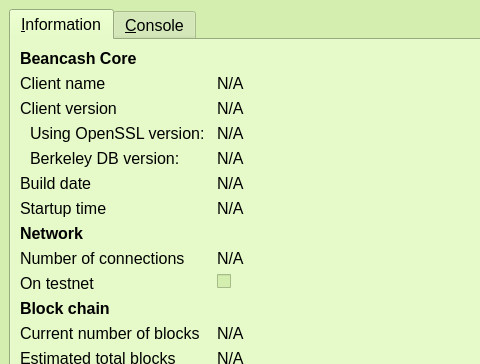
teambean/BeanCash, file src/qt/forms/rpcconsole.ui: the form before one commit; both pictures show x 0 to 480 and y 0 to 364 of the 745 by 614 pixel window.
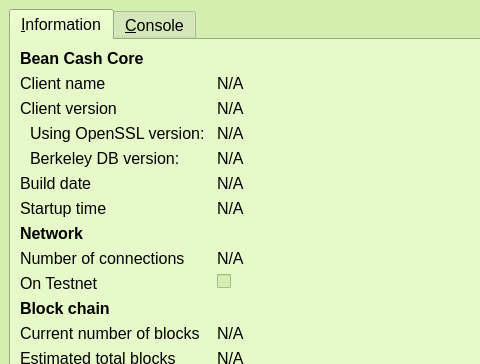
The form after the commit. Icons and pictures are not drawn.

Commit message: Bean Cash additional Re-brand changes

What changed in the file:
```diff
--- a/src/qt/forms/rpcconsole.ui
+++ b/src/qt/forms/rpcconsole.ui
@@ -232,7 +232,7 @@
         </font>
        </property>
        <property name="text">
-        <string>Beancash Core</string>
+        <string>Bean Cash Core</string>
        </property>
       </widget>
      </item>
@@ -399,7 +399,7 @@
      <item row="9" column="0">
       <widget class="QLabel" name="label_8">
        <property name="text">
-        <string>On testnet</string>
+        <string>On Testnet</string>
        </property>
       </widget>
      </item>
```
Left out of the diff: 20 changed lines with no effect on the pictures. The commit also changes 208 other files.
